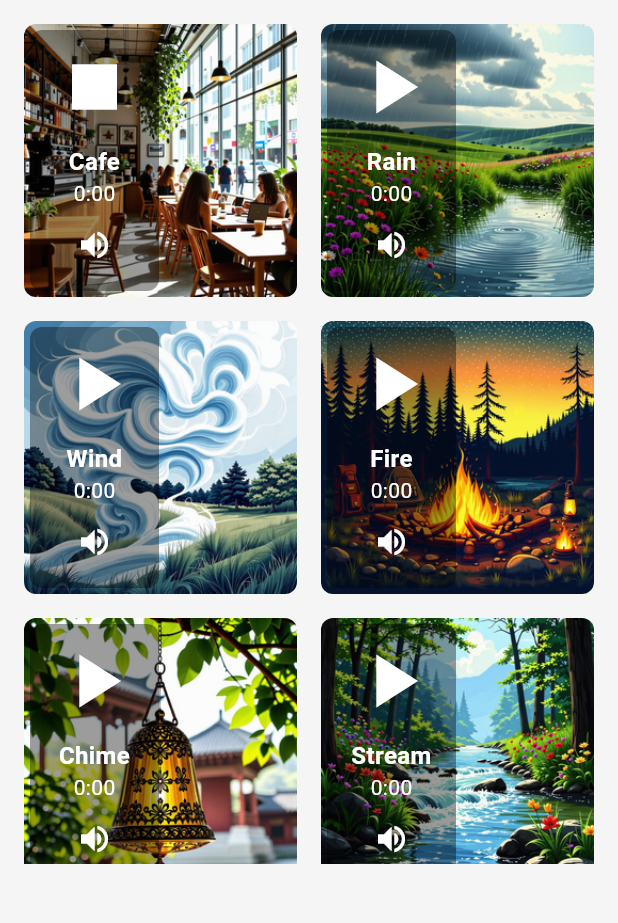
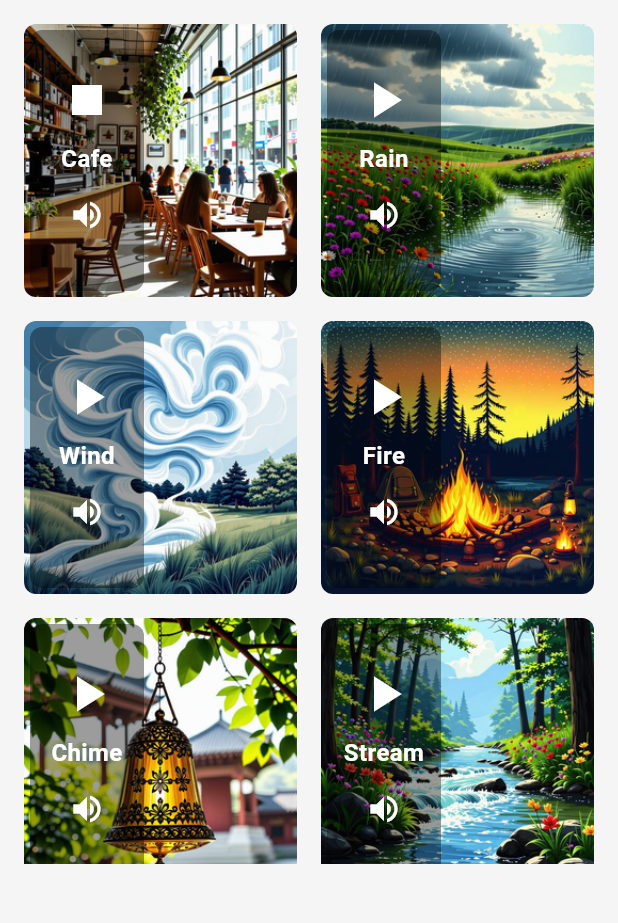
Before and after one commit to Maccrey/flutter_background_mp3_play, a Flutter app: the WhiteNoiseScreen screen opened directly, after a tap on "Cafe", on a phone screen of 412 x 824 dp, the part 84-1007 px from its top. Run offline on Flutter 3.47's test engine with Material 3 defaults, Android fonts, the light colour scheme and no system bars; our stand-ins replace flutter_riverpod, just_audio.

Commit message:
화이트 노이즈 foreground play 완료

```diff
--- a/lib/view/first_screen.dart
+++ b/lib/view/first_screen.dart
@@ -3,6 +3,7 @@ import 'package:flutter_riverpod/flutter_riverpod.dart';
 import 'package:white_noise_backgraund_play_module/view/whitenoise_player_screen.dart';
 import '../model/audio_model.dart';
 import '../services/audio_service.dart';
+import 'drawer_white_noise_controller.dart';
 
 class FirstScreen extends ConsumerWidget {
   const FirstScreen({super.key});
@@ -20,84 +21,89 @@ class FirstScreen extends ConsumerWidget {
     return Scaffold(
       appBar: AppBar(
           title: const Text('FirstScreen'), automaticallyImplyLeading: false),
-      drawer: Container(
-        height: MediaQuery.of(context).size.height * 0.85,
-        child: Drawer(
-          backgroundColor: Colors.white,
-          width: MediaQuery.of(context).size.width * 0.20,
-          child: Column(
-            children: [
-              Expanded(
-                  child: playingAudios.isNotEmpty
-                      ? ListView.builder(
-                          itemCount: playingAudios.length,
-                          itemBuilder: (context, index) {
-                            final playingAudio = playingAudios[index];
+      drawer: DrewerWhiteNoiseController(),
+      // drawer: Container(
+      //   height: MediaQuery.of(context).size.height * 0.85,
+      //   child: Drawer(
+      //     backgroundColor: Colors.white,
+      //     width: MediaQuery.of(context).size.width * 0.20,
+      //     child: Column(
+      //       children: [
+      //         Expanded(
+      //             child: playingAudios.isNotEmpty
+      //                 ? ListView.builder(
+      //                     itemCount: playingAudios.length,
+      //                     itemBuilder: (context, index) {
+      //                       final playingAudio = playingAudios[index];
 
-                            return Padding(
-                              padding:
-                                  const EdgeInsets.symmetric(vertical: 8.0),
-                              child: Column(
-                                children: [
-                                  GestureDetector(
-                                    onTap: () {
-                                      ref
-                                          .read(multiAudioViewModelProvider
-                                              .notifier)
-                                          .togglePlayback(
-                                              playingAudio.assetPath);
-                                    },
-                                    child: ClipOval(
-                                      child: Image.asset(
-                                        playingAudio.imagePath,
-                                        width: 60, // 고정된 크기 설정
-                                        height: 60, // 고정된 크기 설정
-                                        fit: BoxFit.cover,
-                                      ),
-                                    ),
-                                  ),
-                                  const SizedBox(height: 8),
-                                  Text(
-                                    playingAudio.name,
-                                    style: const TextStyle(fontSize: 16),
-                                  ),
-                                ],
-                              ),
-                            );
-                          },
-                        )
-                      : Center(
-                          child: InkWell(
-                            onTap: () => Navigator.push(
-                                context,
-                                MaterialPageRoute(
-                                    builder: (context) => WhiteNoiseScreen())),
-                            child: Column(
-                              mainAxisAlignment: MainAxisAlignment.center,
-                              children: "화이트 노이즈가 재생되고 있지 않습니다"
-                                  // "White noise is not playing"
-                                  .split('')
-                                  .map((char) {
-                                return Text(
-                                  char,
-                                  style: TextStyle(fontSize: 14),
-                                );
-                              }).toList(),
-                            ),
-                          ),
-                        )),
-              Text(
-                'Stop',
-                style: TextStyle(
-                    fontSize: 16,
-                    fontWeight: FontWeight.bold,
-                    color: Colors.black54),
-              ),
-              SizedBox(height: 20),
-            ],
-          ),
-        ),
-      ),
+      //                       return Padding(
+      //                         padding:
+      //                             const EdgeInsets.symmetric(vertical: 8.0),
+      //                         child: Column(
+      //                           children: [
+      //                             GestureDetector(
+      //                               onTap: () {
+      //                                 ref
+      //                                     .read(multiAudioViewModelProvider
+      //                                         .notifier)
+      //                                     .togglePlayback(
+      //                                         playingAudio.assetPath);
+      //                               },
+      //                               child: ClipOval(
+      //                                 child: Image.asset(
+      //                                   playingAudio.imagePath,
+      //                                   width:
+      //                                       MediaQuery.of(context).size.width *
+      //                                           0.15,
+      //                                   height:
+      //                                       MediaQuery.of(context).size.width *
+      //                                           0.15,
+      //                                   fit: BoxFit.cover,
+      //                                 ),
+      //                               ),
+      //                             ),
+      //                             const SizedBox(height: 8),
+      //                             Text(
+      //                               playingAudio.name,
+      //                               style: const TextStyle(fontSize: 16),
+      //                             ),
+      //                           ],
+      //                         ),
+      //                       );
+      //                     },
+      //                   )
+      //                 : Center(
+      //                     child: InkWell(
+      //                       onTap: () => Navigator.push(
+      //                           context,
+      //                           MaterialPageRoute(
+      //                               builder: (context) => WhiteNoiseScreen())),
+      //                       child: Column(
+      //                         mainAxisAlignment: MainAxisAlignment.center,
+      //                         children: "화이트 노이즈가 재생되고 있지 않습니다"
+      //                             // "White noise is not playing"
+      //                             .split('')
+      //                             .map((char) {
+      //                           return Text(
+      //                             char,
+      //                             style: TextStyle(fontSize: 14),
+      //                           );
+      //                         }).toList(),
+      //                       ),
+      //                     ),
+      //                   )),
+      //         Text(
+      //           'Stop',
+      //           style: TextStyle(
+      //               fontSize: 16,
+      //               fontWeight: FontWeight.bold,
+      //               color: Colors.black54),
+      //         ),
+      //         SizedBox(height: 20),
+      //       ],
+      //     ),
+      //   ),
+      // ),
       body: Center(
         child: ElevatedButton(
           onPressed: () {
--- a/lib/view/whitenoise_player_screen.dart
+++ b/lib/view/whitenoise_player_screen.dart
@@ -98,12 +98,12 @@ class WhiteNoiseScreen extends ConsumerWidget {
                 children: [
                   Icon(
                     _getPlaybackIcon(audio.playbackState),
-                    size: 60,
+                    size: 40,
                     color: Colors.white,
                   ),
                   const SizedBox(height: 8),
                   SizedBox(
-                    width: 70,
+                    width: 60,
                     child: Text(
                       audio.name,
                       style: const TextStyle(
@@ -114,7 +114,9 @@ class WhiteNoiseScreen extends ConsumerWidget {
                       textAlign: TextAlign.center,
                     ),
                   ),
-                  StreamBuilder<Duration>(
+                  SizedBox(
+                    height: 2,
+                    child: StreamBuilder<Duration>(
                       stream: ref
                           .read(multiAudioViewModelProvider.notifier)
                           .getPositionStream(audio.assetPath),
@@ -122,10 +124,11 @@ class WhiteNoiseScreen extends ConsumerWidget {
                         final duration = snapshot.data ?? Duration.zero;
                         return Text(
                           '${duration.inMinutes}:${(duration.inSeconds % 60).toString().padLeft(2, '0')}',
-                        style:
-                            const TextStyle(fontSize: 14, color: Colors.white),
+                          style: const TextStyle(
+                              fontSize: 10, color: Colors.white),
                         );
                       },
+                    ),
                   ),
                   IconButton(
                     onPressed: () {
```
Also changed, not shown: lib/view/drawer_white_noise_controller.dart (added, +100 -0 lines), 2 other files. Lines whose indentation alone changed are shown as unchanged.
